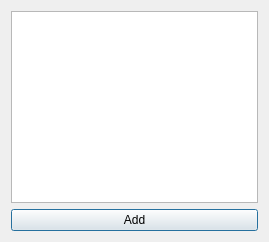
Above: finvizlinkselector.ui from HappySeaFox/tht before the change. Below: the same form after it.
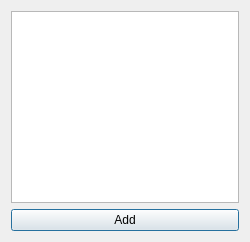
That is the form after the change.

Diff of the .ui file:
```diff
--- a/finvizlinkselector.ui
+++ b/finvizlinkselector.ui
@@ -6,7 +6,7 @@
    <rect>
     <x>0</x>
     <y>0</y>
-    <width>269</width>
+    <width>250</width>
     <height>242</height>
    </rect>
   </property>
```
